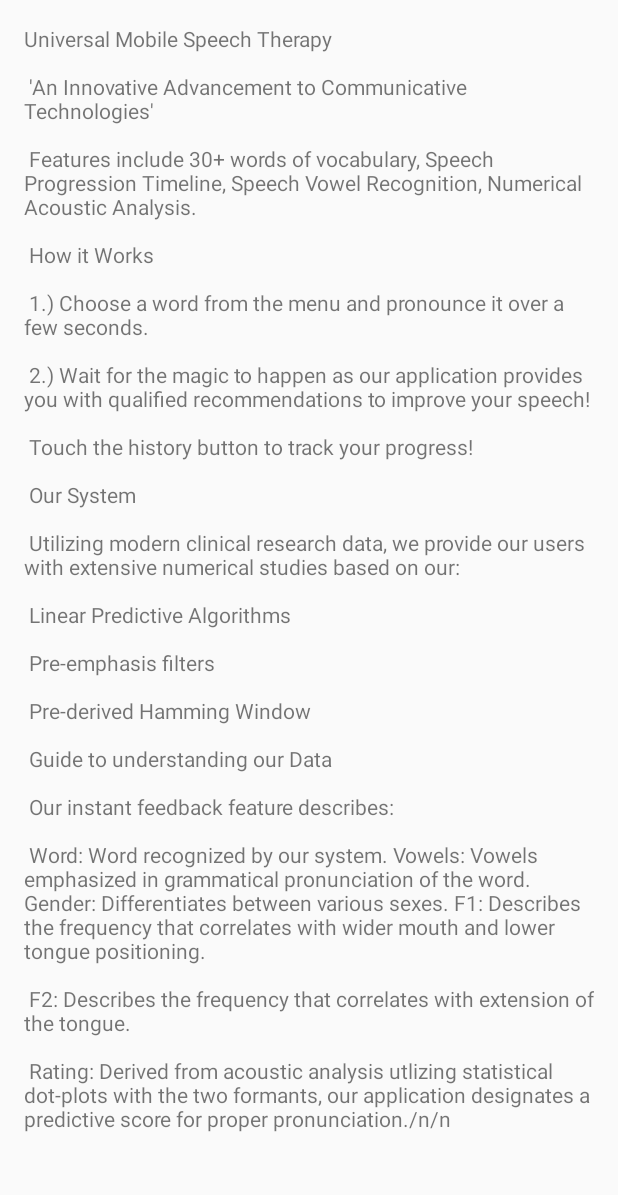
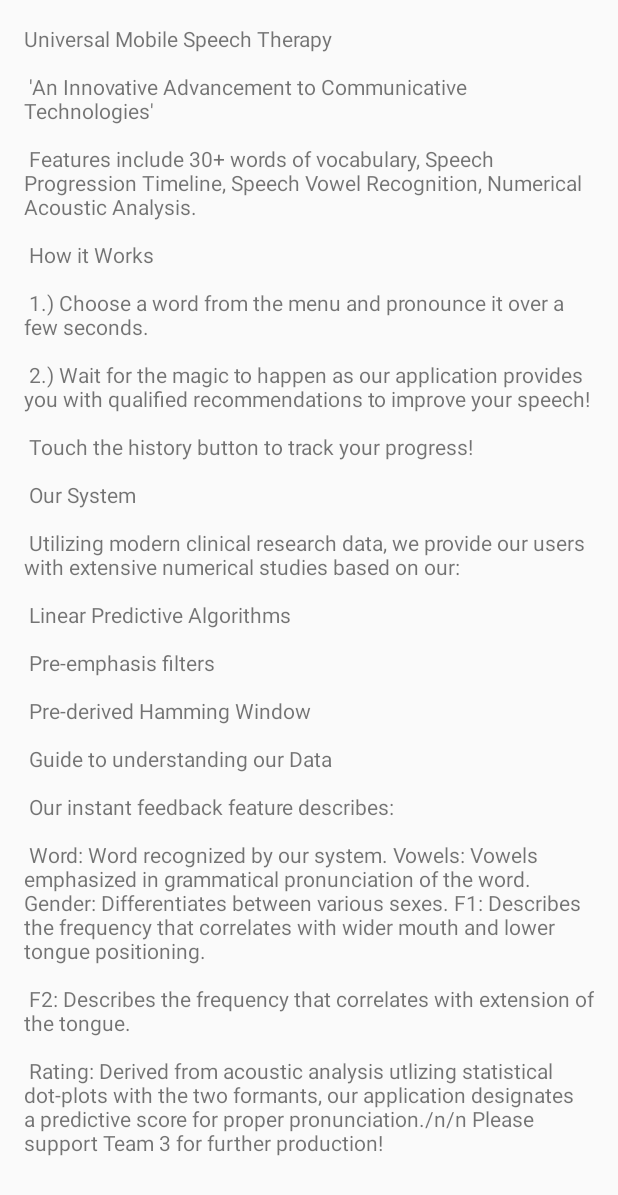
Before and after one commit to 33j/playingWithAndroid, an Android app: the layout content_about.xml on its own in the app's theme, with its tools: preview values and no code run, on a phone screen of 412 x 824 dp. Shown: the top 1195 px of the screen. Run offline under Robolectric (Android 15) with nearby library versions, the phone set to English and light mode, and no system bars.

Commit message:
Finished About Activity. Please take a look for any changes you need.

```diff
--- a/app/src/main/java/com/example/michael/team3speechtherapy/MainActivity.java
+++ b/app/src/main/java/com/example/michael/team3speechtherapy/MainActivity.java
@@ -128,6 +128,11 @@ public class MainActivity extends AppCompatActivity {
         startActivity(intent);
     }
 
+    public void launchAboutActivity(View view)
+    {
+        Intent intent = new Intent(this, AboutActivity.class);
+        startActivity(intent);
+    }
 
     double[] recorderRaw() {
         int bufferSize = AudioRecord.getMinBufferSize(RECORDER_SAMPLERATE, RECORDER_CHANNELS, RECORDER_AUDIO_ENCODING);
--- a/app/src/main/res/layout/activity_main.xml
+++ b/app/src/main/res/layout/activity_main.xml
@@ -36,11 +36,14 @@
                 android:layout_width="0dp"
                 android:layout_weight="0.50"
                 android:layout_height="match_parent"/>
+
             <Button
+                android:onClick="launchAboutActivity"
                 android:id="@+id/btn2"
                 android:layout_width="0dp"
+                android:layout_height="match_parent"
                 android:layout_weight="0.50"
-                android:layout_height="match_parent"/>
+                android:text="About" />
         </LinearLayout>
     </LinearLayout>
 </android.support.constraint.ConstraintLayout>
--- a/app/src/main/res/values/strings.xml
+++ b/app/src/main/res/values/strings.xml
@@ -53,7 +53,7 @@
         "F2: Describes the frequency that correlates with extension of the tongue.\n\n"
         "Rating: Derived from acoustic analysis utlizing statistical dot-plots with the two formants, our application designates a predictive score for proper pronunciation./n/n"
 
-
+        "Please support Team 3 for further production!"
 
 
     </string>
```
